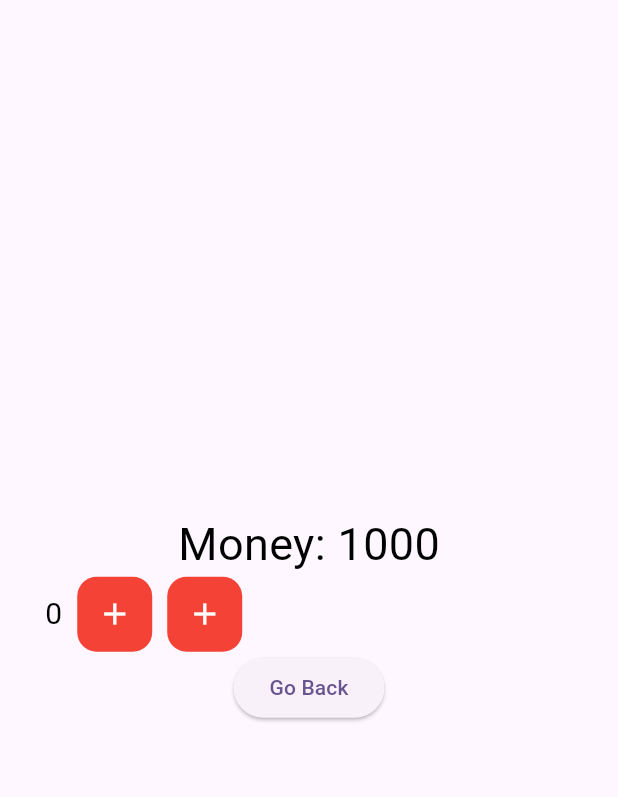
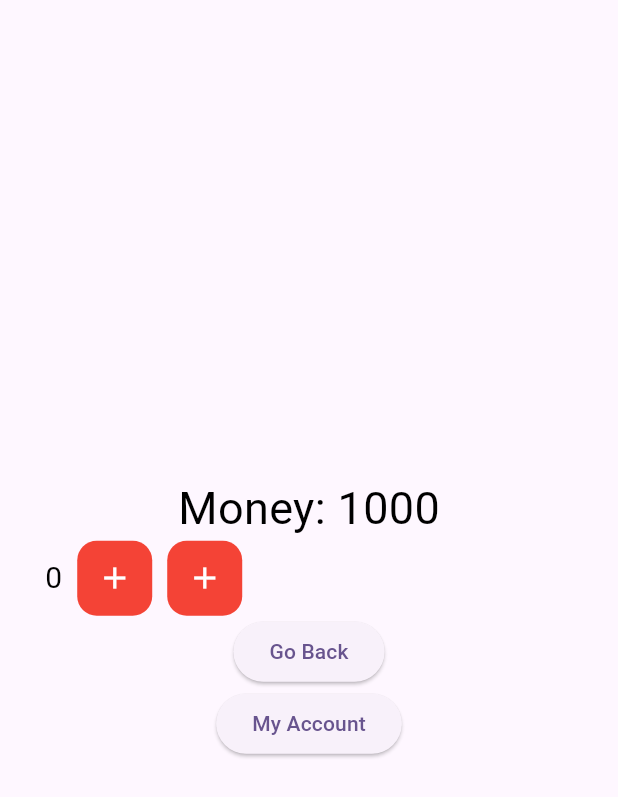
Before and after one commit to duliu3/Flutter_GetX-in-use, a Flutter app: the HomePage screen opened by its route, after a tap on "State Management", on a phone screen of 412 x 824 dp. Shown: the top 797 px of the screen. Run offline on Flutter 3.47's test engine with Material 2 defaults, Android fonts, the phone set to English and light mode, and no system bars; our stand-ins replace get.

Commit message:
global statement

```diff
--- /dev/null
+++ b/lib/binding.dart
@@ -0,0 +1,17 @@
+import 'package:flutter_getx_in_use/features/features_controller.dart';
+import 'package:flutter_getx_in_use/main_controller.dart';
+import 'package:flutter_getx_in_use/state/state_controller.dart';
+import 'package:get/get.dart';
+import 'package:get/get_instance/src/bindings_interface.dart';
+
+/// @author Alex
+/// @date 2023/7/28
+/// @Description:
+class HomeBinding extends Bindings {
+  @override
+  void dependencies() {
+    Get.lazyPut<MainController>(() => MainController());
+    Get.lazyPut<FeaturesController>(() => FeaturesController());
+    Get.lazyPut<StateController>(() => StateController());
+  }
+}
--- /dev/null
+++ b/lib/features/features_controller.dart
@@ -0,0 +1,9 @@
+import 'package:get/get.dart';
+import 'package:get/get_state_manager/src/simple/get_controllers.dart';
+
+/// @author Alex
+/// @date 2023/7/28
+/// @Description:
+class FeaturesController extends GetxController {
+
+}
--- a/lib/main.dart
+++ b/lib/main.dart
@@ -2,6 +2,7 @@ import 'package:flutter/gestures.dart';
 import 'package:flutter/material.dart';
 import 'package:flutter/services.dart';
 import 'package:flutter_getx_in_use/CustomAnimatedBottomBar.dart';
+import 'package:flutter_getx_in_use/binding.dart';
 import 'package:flutter_getx_in_use/main_controller.dart';
 import 'package:flutter_getx_in_use/page.dart';
 import 'package:flutter_getx_in_use/state/state.dart';
@@ -26,12 +27,11 @@ class MyApp extends StatelessWidget {
       theme: ThemeData(
           colorScheme: ColorScheme.fromSeed(seedColor: Colors.deepPurple),
           useMaterial3: true),
-      home: HomePage(),
       initialRoute: "/",
       getPages: [
-        GetPage(name: "/", page: () => const HomePage()),
-        GetPage(name: "/features", page: () => const FeaturesPage()),
-        GetPage(name: "/user", page: () => const UserPage()),
+        GetPage(name: "/", page: () => HomePage(), binding: HomeBinding()),
+        // GetPage(name: "/features", page: () => const FeaturesPage()),
+        // GetPage(name: "/user", page: () => const UserPage()),
       ],
     );
   }
@@ -45,11 +45,12 @@ class HomePage extends StatefulWidget {
 }
 
 class _HomePageState extends State<HomePage> {
-  int _currentIndex = 0;
   final _inactiveColor = Colors.grey;
 
   @override
   Widget build(BuildContext context) {
+    return GetBuilder<MainController>(
+      builder: (MainController controller) {
           return Scaffold(
             appBar: AppBar(
               backgroundColor: Theme.of(context).colorScheme.inversePrimary,
@@ -58,31 +59,33 @@ class _HomePageState extends State<HomePage> {
                 style: TextStyle(color: Colors.black),
               ),
             ),
-          body: SafeArea(child: getBody()),
-          bottomNavigationBar: _buildBottomBar(),
+            body: SafeArea(child: getBody(controller)),
+            bottomNavigationBar: _buildBottomBar(controller),
+          );
+      },
     );
   }
 
-  Widget getBody() {
+  Widget getBody(MainController controller) {
     List<Widget> pages = [
       FeaturesPage(),
       UserPage(),
     ];
     return IndexedStack(
-      index: _currentIndex,
+      index: controller.tabIndex,
       children: pages,
     );
   }
 
-  Widget _buildBottomBar() {
+  Widget _buildBottomBar(MainController controller) {
     return CustomAnimatedBottomBar(
       containerHeight: 70,
       backgroundColor: Colors.white,
-      selectedIndex: _currentIndex,
+      selectedIndex: controller.tabIndex,
       showElevation: true,
       itemCornerRadius: 24,
       curve: Curves.easeIn,
-      onItemSelected: (index) => setState(() => _currentIndex = index),
+      onItemSelected: controller.changeIndex,
       items: <BottomNavyBarItem>[
         BottomNavyBarItem(
           icon: Icon(Icons.apps),
--- a/lib/state/state.dart
+++ b/lib/state/state.dart
@@ -1,13 +1,14 @@
 import 'package:flutter/cupertino.dart';
 import 'package:flutter/material.dart';
 import 'package:flutter_getx_in_use/state/state_controller.dart';
+import 'package:flutter_getx_in_use/user/user_page.dart';
 import 'package:get/get.dart';
 
 /// @author Alex
 /// @date 2023/7/28
 /// @Description:
 class StatePage extends StatelessWidget {
-  MyController controller = Get.put(MyController());
+  StateController controller = Get.put(StateController());
 
   @override
   Widget build(BuildContext context) {
@@ -74,6 +75,14 @@ class StatePage extends StatelessWidget {
               },
               child: const Text('Go Back'),
             ),
+
+            ElevatedButton(
+              onPressed: () {
+                Get.to(
+                  () => UserPage(),);
+              },
+              child: const Text('My Account'),
+            ),
           ],
         ),
       ),
--- a/lib/state/state_controller.dart
+++ b/lib/state/state_controller.dart
@@ -4,7 +4,7 @@ import 'package:get/get_state_manager/src/simple/get_controllers.dart';
 /// @author Alex
 /// @date 2023/7/28
 /// @Description:
-class MyController extends GetxController {
+class StateController extends GetxController {
   var beg = 0.obs;
   var salary = 1000.obs;
   int get deposit=> beg.value + salary.value;
--- a/lib/user/user_page.dart
+++ b/lib/user/user_page.dart
@@ -1,5 +1,6 @@
 import 'package:flutter/cupertino.dart';
 import 'package:flutter/material.dart';
+import 'package:flutter_getx_in_use/state/state_controller.dart';
 import 'package:get/get.dart';
 import 'package:get/get_core/src/get_main.dart';
 import '../page.dart';
@@ -14,20 +15,25 @@ class UserPage extends StatelessWidget {
 
   @override
   Widget build(BuildContext context) {
+    return GetBuilder(
+      builder: (StateController controller) {
         return Scaffold(
           body: Center(
             child: Column(
               children: [
+                SizedBox(height: 50,),
                 ElevatedButton(
                   onPressed: () {
-                Get.toNamed("/");
+                    Get.offNamed("/");
                   },
-              child: Text('ALEX'),
+                  child: Text('ALEX Fortune: ${controller.deposit}'),
                 ),
               ],
             ),
           ),
         );
+      },
+    );
   }
 
 }
--- a/lib/websocket_control.dart
+++ b/lib/websocket_control.dart
@@ -22,7 +22,8 @@ class _WebSocketPageState extends State<WebSocketPage> {
 
   @override
   Widget build(BuildContext context) {
-    return Column(
+    return Scaffold(
+      body: Column(
         children: [
           const SizedBox(height: 50),
           Row(
@@ -76,6 +77,7 @@ class _WebSocketPageState extends State<WebSocketPage> {
             ],
           ),
         ],
+      ),
     );
   }
 
```
Lines whose indentation alone changed are shown as unchanged.
